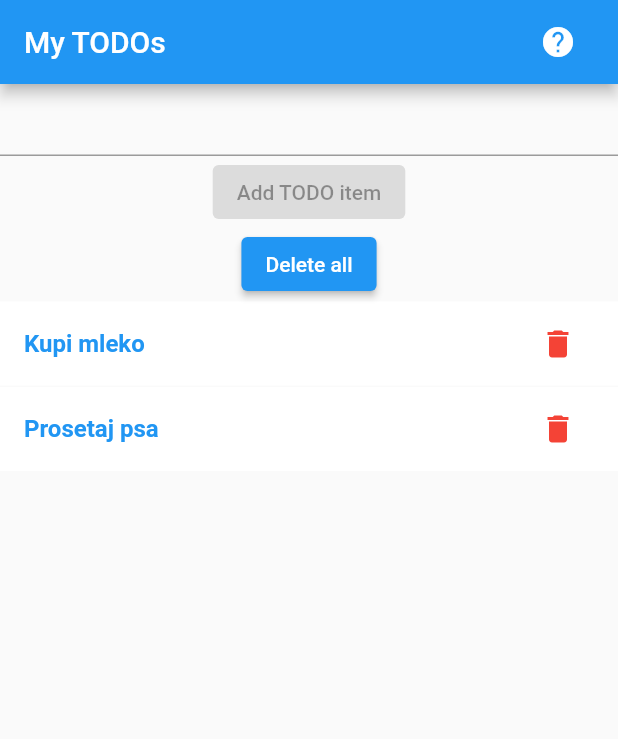
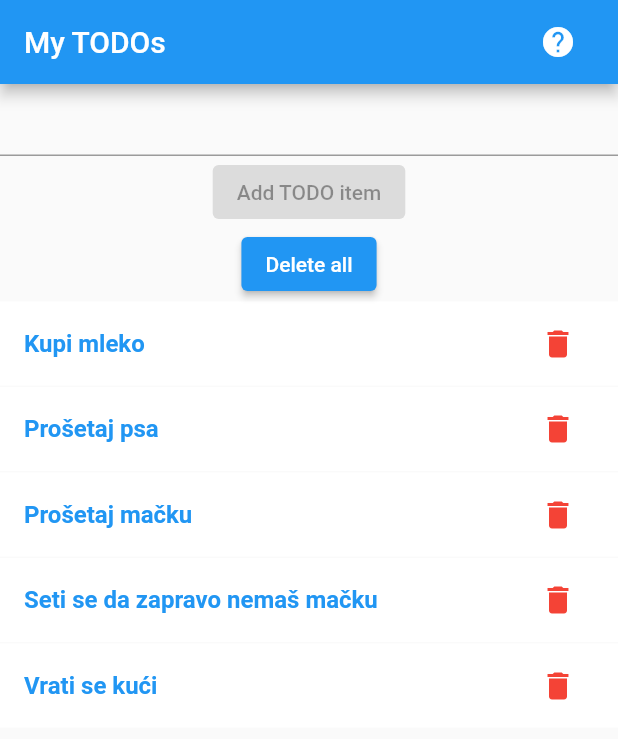
Before and after one commit to vtomic85/OpenITTODOApplication, a Flutter app: the screen it shows after launch, on a phone screen of 412 x 824 dp. Shown: the top 739 px of the screen. Run offline on Flutter 3.47's test engine with Material 2 defaults, Android fonts, the light colour scheme and no system bars.

Commit message:
Add more dummy TODO items

```diff
--- a/lib/home_page.dart
+++ b/lib/home_page.dart
@@ -9,7 +9,10 @@ class HomePage extends StatefulWidget {
 class _HomePageState extends State<HomePage> {
   List<TodoItem> todoItems = [
     TodoItem('Kupi mleko', false),
-    TodoItem('Prosetaj psa', false)
+    TodoItem('Prošetaj psa', false),
+    TodoItem('Prošetaj mačku', false),
+    TodoItem('Seti se da zapravo nemaš mačku', false),
+    TodoItem('Vrati se kući', false),
   ];
   TextEditingController newTodoController = TextEditingController();
 
```
